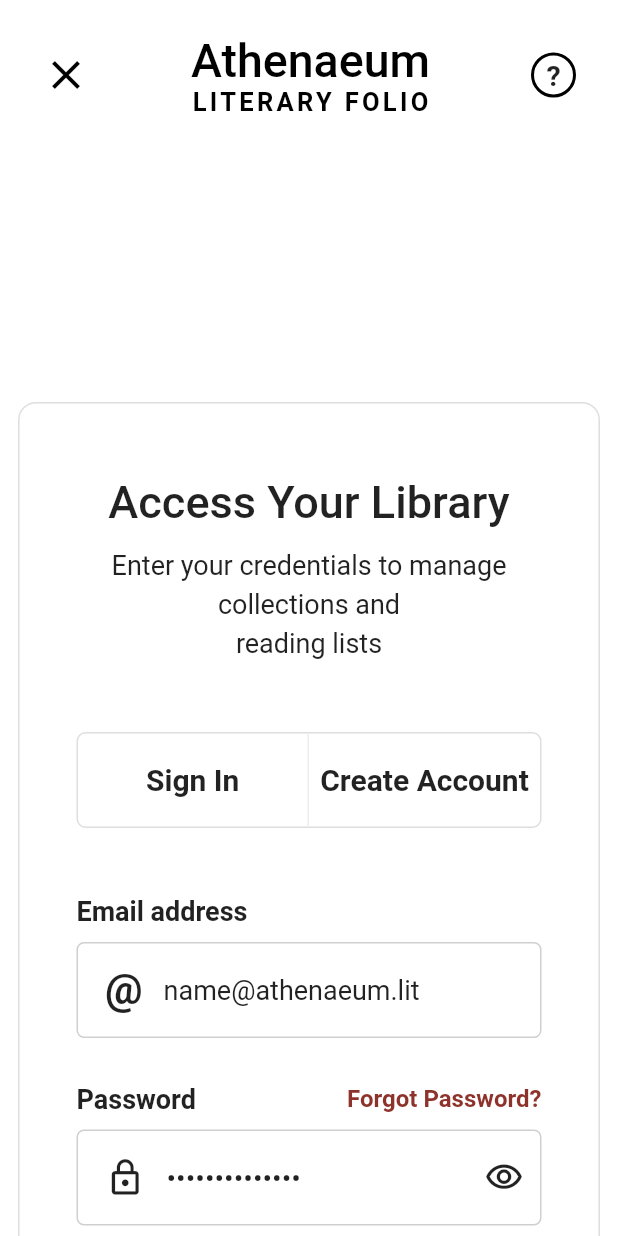
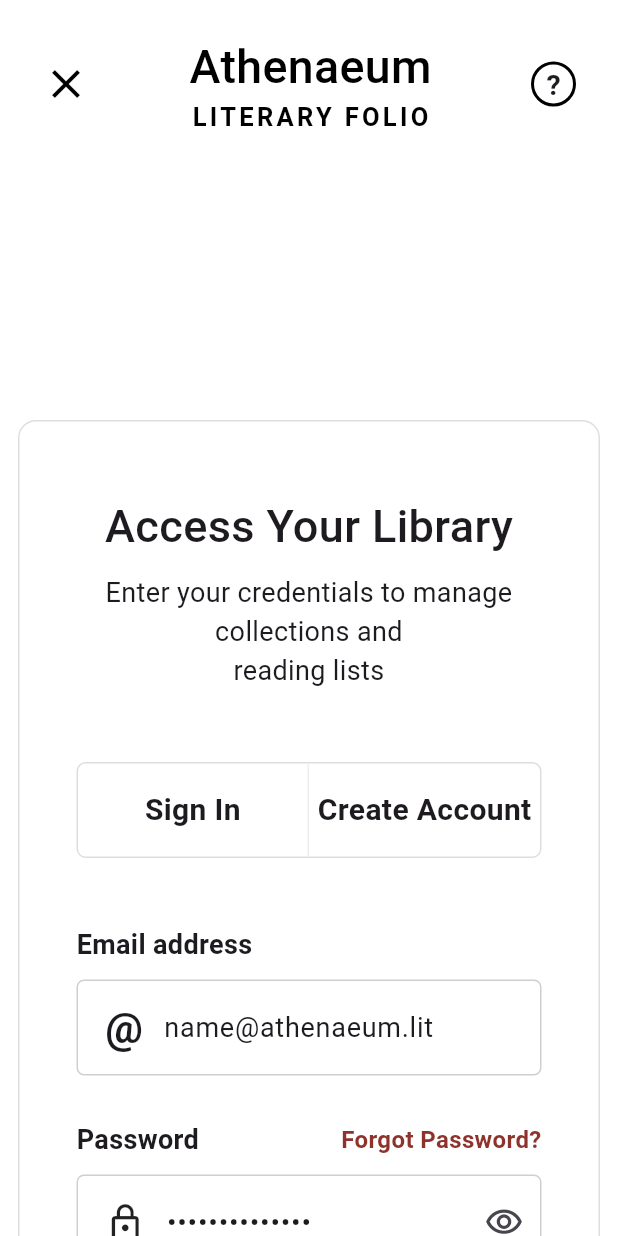
Before and after one commit to Waizjamal2007/Athenaeum_book_store, a Flutter app: the screen it shows after launch, on a phone screen of 412 x 824 dp. Run offline on Flutter 3.47's test engine with Material 3 defaults, Android fonts, the phone set to English and light mode, and no system bars; Roboto replaces fonts that are missing (Arial, Georgia).

Commit message:
resolved all platform conflicts - keep current

```diff
--- a/lib/main.dart
+++ b/lib/main.dart
@@ -11,12 +11,11 @@ class AthenaeumApp extends StatelessWidget {
   @override
   Widget build(BuildContext context) {
     return MaterialApp(
+      title: 'Athenaeum Book Store',
       debugShowCheckedModeBanner: false,
-      title: 'Athenaeum',
       theme: ThemeData(
-        useMaterial3: false,
+        primarySwatch: Colors.brown,
         scaffoldBackgroundColor: Colors.white,
-        fontFamily: 'Arial',
       ),
       home: const LoginScreen(),
     );
```
Also changed, not shown: lib/screens/shopping_cart_screen.dart (+11 -5 lines), pubspec.yaml (+4 -95 lines), pubspec.lock, 1 other file.
